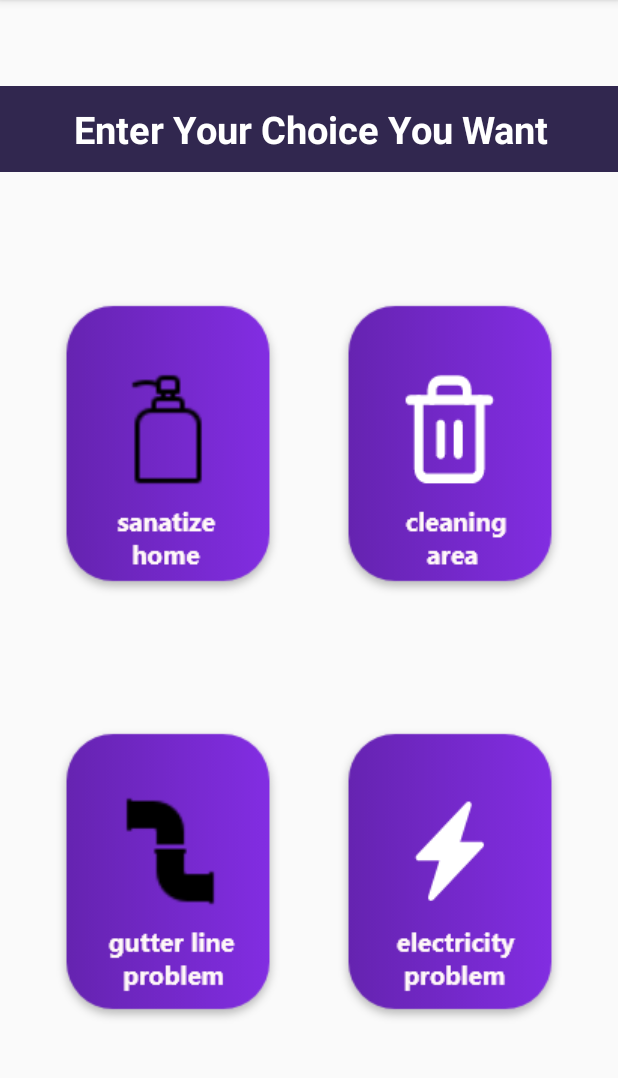
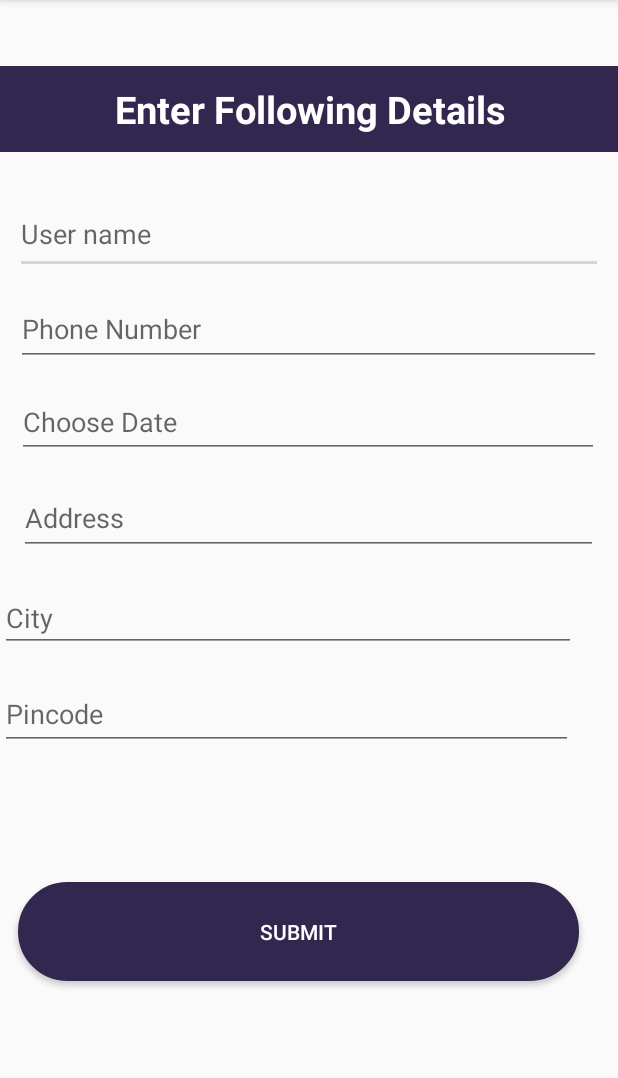
Before and after one commit to MirageTHE69/Sample, an Android app: the Home_Page screen opened directly, with no data from a screen before it, after a tap on an icon or button, on a phone screen of 412 x 824 dp, the part 84-1162 px from its top. Run offline under Robolectric (Android 15) with nearby library versions, the phone set to English and light mode, and no system bars.

Commit message:
Tirth Shah

```diff
--- a/app/src/main/AndroidManifest.xml
+++ b/app/src/main/AndroidManifest.xml
@@ -9,7 +9,8 @@
         android:roundIcon="@mipmap/ic_launcher_round"
         android:supportsRtl="true"
         android:theme="@style/AppTheme">
-        <activity android:name=".Commimg_Soon"></activity>
+        <activity android:name=".Sanitize"></activity>
+        <activity android:name=".Commimg_Soon" />
         <activity android:name=".MainActivity" />
         <activity android:name=".Home_Page" />
         <activity android:name=".New_Password" />
--- a/app/src/main/java/com/example/sample/Home_Page.java
+++ b/app/src/main/java/com/example/sample/Home_Page.java
@@ -48,7 +48,7 @@ public class Home_Page extends AppCompatActivity {
         B4.setOnClickListener(new View.OnClickListener() {
             @Override
             public void onClick(View v) {
-                startActivity(new Intent(getApplicationContext(),sanitize.class));
+                startActivity(new Intent(getApplicationContext(), Sanitize.class));
             }
         });
 
--- /dev/null
+++ b/app/src/main/java/com/example/sample/Sanitize.java
@@ -0,0 +1,14 @@
+package com.example.sample;
+
+import androidx.appcompat.app.AppCompatActivity;
+
+import android.os.Bundle;
+
+public class Sanitize extends AppCompatActivity {
+
+    @Override
+    protected void onCreate(Bundle savedInstanceState) {
+        super.onCreate(savedInstanceState);
+        setContentView(R.layout.activity_sanitize2);
+    }
+}
--- /dev/null
+++ b/app/src/main/res/layout/activity_sanitize2.xml
@@ -0,0 +1,120 @@
+<?xml version="1.0" encoding="utf-8"?>
+<androidx.constraintlayout.widget.ConstraintLayout xmlns:android="http://schemas.android.com/apk/res/android"
+    xmlns:app="http://schemas.android.com/apk/res-auto"
+    xmlns:tools="http://schemas.android.com/tools"
+    android:layout_width="match_parent"
+    android:layout_height="match_parent"
+    tools:context=".sanitize1">
+
+    <TextView
+        android:id="@+id/choose_Field"
+        android:layout_width="471dp"
+        android:layout_height="57dp"
+        android:layout_marginTop="44dp"
+        android:background="@drawable/button"
+        android:gravity="center"
+        android:text="Enter Following Details"
+        android:textColor="#ffffff"
+        android:textSize="25dp"
+        android:textStyle="bold"
+        app:layout_constraintEnd_toEndOf="parent"
+        app:layout_constraintStart_toStartOf="parent"
+        app:layout_constraintTop_toTopOf="parent"
+        tools:ignore="MissingConstraints">
+
+    </TextView>
+
+    <EditText
+        android:id="@+id/username"
+        android:layout_width="392dp"
+        android:layout_height="53dp"
+        android:layout_marginStart="10dp"
+        android:layout_marginTop="28dp"
+        android:ems="10"
+        android:hint="User name "
+        android:inputType="textPersonName"
+        app:layout_constraintStart_toStartOf="parent"
+        app:layout_constraintTop_toBottomOf="@+id/choose_Field" />
+
+    <EditText
+        android:id="@+id/editTextDate"
+        android:layout_width="388dp"
+        android:layout_height="47dp"
+        android:layout_marginStart="8dp"
+        android:layout_marginTop="14dp"
+        android:layout_marginEnd="9dp"
+        android:ems="10"
+        android:hint="Choose Date"
+        android:inputType="date"
+        app:layout_constraintEnd_toEndOf="parent"
+        app:layout_constraintStart_toStartOf="parent"
+        app:layout_constraintTop_toBottomOf="@+id/editTextPhone" />
+
+    <EditText
+        android:id="@+id/editTextPhone"
+        android:layout_width="390dp"
+        android:layout_height="49dp"
+        android:layout_marginStart="8dp"
+        android:layout_marginTop="12dp"
+        android:layout_marginEnd="9dp"
+        android:ems="10"
+        android:hint="Phone Number"
+        android:inputType="phone"
+        app:layout_constraintEnd_toEndOf="parent"
+        app:layout_constraintStart_toStartOf="parent"
+        app:layout_constraintTop_toBottomOf="@+id/username" />
+
+    <EditText
+        android:id="@+id/editTextTextPostalAddress"
+        android:layout_width="386dp"
+        android:layout_height="49dp"
+        android:layout_marginStart="8dp"
+        android:layout_marginTop="15dp"
+        android:layout_marginEnd="9dp"
+        android:ems="10"
+        android:hint="Address"
+        android:inputType="textPostalAddress"
+        app:layout_constraintEnd_toEndOf="parent"
+        app:layout_constraintStart_toStartOf="parent"
+        app:layout_constraintTop_toBottomOf="@+id/editTextDate" />
+
+    <EditText
+        android:id="@+id/editTextTextPersonName"
+        android:layout_width="384dp"
+        android:layout_height="45dp"
+        android:layout_marginTop="19dp"
+        android:ems="10"
+        android:hint="City"
+        android:inputType="textPersonName"
+        app:layout_constraintTop_toBottomOf="@+id/editTextTextPostalAddress"
+        tools:layout_editor_absoluteX="12dp"
+        tools:ignore="MissingConstraints" />
+
+    <EditText
+        android:id="@+id/pincode"
+        android:layout_width="382dp"
+        android:layout_height="47dp"
+        android:layout_marginTop="18dp"
+        android:ems="10"
+        android:hint="Pincode"
+        android:inputType="number"
+        android:maxLength="6"
+        app:layout_constraintTop_toBottomOf="@+id/editTextTextPersonName"
+        tools:layout_editor_absoluteX="13dp"
+        tools:ignore="MissingConstraints" />
+
+    <Button
+        android:id="@+id/button2"
+        android:layout_width="374dp"
+        android:layout_height="66dp"
+        android:layout_marginStart="11dp"
+        android:layout_marginTop="88dp"
+        android:layout_marginEnd="26dp"
+        android:background="@drawable/button"
+        android:text="Submit"
+        android:textColor="#FFFFFF"
+        app:layout_constraintEnd_toEndOf="parent"
+        app:layout_constraintStart_toStartOf="parent"
+        app:layout_constraintTop_toBottomOf="@+id/pincode" />
+
+</androidx.constraintlayout.widget.ConstraintLayout>
```
